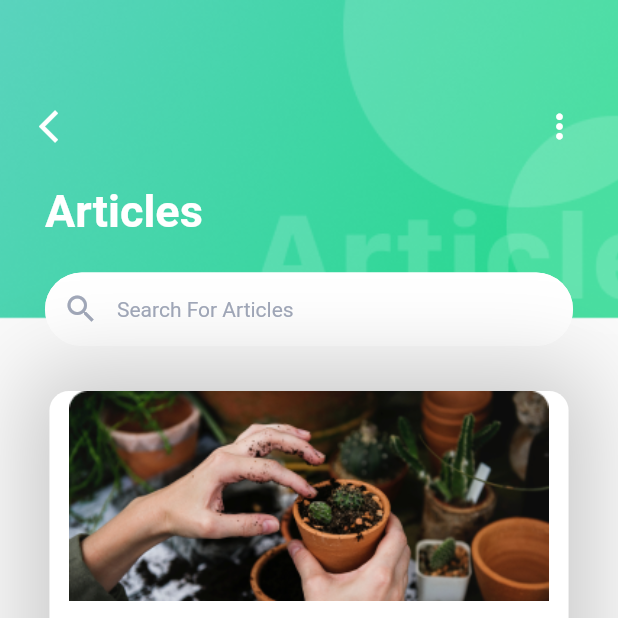
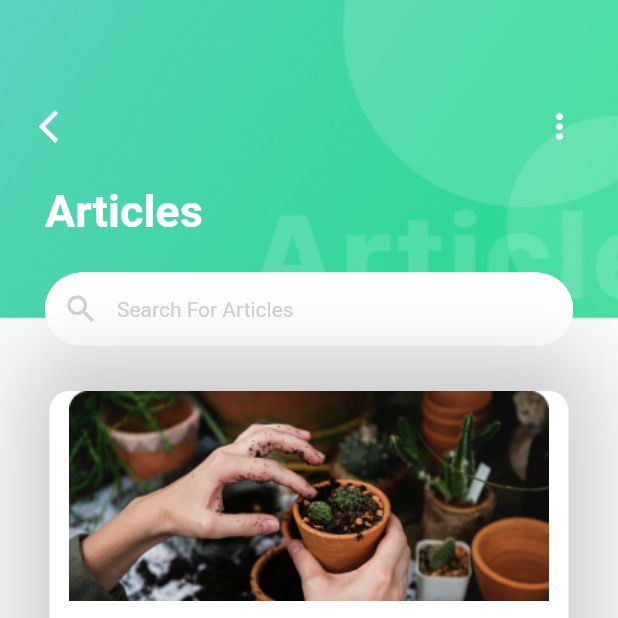
Before and after one commit to lysokheng/plant_app, a Flutter app: the ArticleScreen screen opened directly, on a phone screen of 412 x 824 dp, the top half of it. Run offline on Flutter 3.47's test engine with Material 2 defaults, Android fonts, the phone set to English and light mode, and no system bars; our stand-ins replace get, smooth_page_indicator.

Commit message:
fix all warning and bug

```diff
--- a/lib/main.dart
+++ b/lib/main.dart
@@ -1,9 +1,8 @@
 import 'package:flutter/material.dart';
 import 'package:get/route_manager.dart';
 import 'package:plant_app/pages/get_start_screen.dart';
-import 'package:plant_app/pages/home_screen.dart';
-import 'package:plant_app/pages/main_page.dart';
 import 'package:plant_app/utils/colors.dart';
+import 'package:plant_app/widgets/dismiss_keyboard.dart';
 
 void main() {
   runApp(const MyApp());
@@ -17,7 +16,7 @@ class MyApp extends StatelessWidget {
   Widget build(BuildContext context) {
     return GetMaterialApp(
       color: AppColors.backgroundColor,
-      home: GetStartScreen(),
+      home: const GetStartScreen(),
       debugShowCheckedModeBanner: false,
     );
   }
--- a/lib/pages/article_screen.dart
+++ b/lib/pages/article_screen.dart
@@ -15,7 +15,7 @@ class ArticleScreen extends StatelessWidget {
           //header
           Stack(alignment: Alignment.bottomCenter, children: [
             Positioned(
-                child: Container(
+                child: SizedBox(
               width: MediaQuery.of(context).size.width * 1,
               height: MediaQuery.of(context).size.height * 0.28,
             )),
@@ -43,17 +43,16 @@ class ArticleScreen extends StatelessWidget {
                             onPressed: () {
                               Get.back();
                             },
-                            icon: Icon(
+                            icon: const Icon(
                               Icons.arrow_back_ios,
                               color: Colors.white,
                               size: 26,
                             ),
                           ),
-                          Spacer(),
+                          const Spacer(),
                           IconButton(
-                            onPressed: () {
-                            },
-                            icon: Icon(
+                            onPressed: () {},
+                            icon: const Icon(
                               Icons.more_vert,
                               color: Colors.white,
                               size: 26,
@@ -62,8 +61,8 @@ class ArticleScreen extends StatelessWidget {
                         ],
                       ),
                     ),
-                    Padding(
-                      padding: const EdgeInsets.only(left: 30, right: 30),
+                    const Padding(
+                      padding: EdgeInsets.only(left: 30, right: 30),
                       child: Text(
                         'Articles',
                         style: TextStyle(
@@ -82,20 +81,24 @@ class ArticleScreen extends StatelessWidget {
             Positioned(
               child: Container(
                 padding: const EdgeInsets.only(left: 30, right: 30),
+                child: Material(
+                  borderRadius: BorderRadius.circular(25),
+                  elevation: 20.0,
+                  shadowColor: Colors.black.withOpacity(0.2),
                   child: TextField(
                     cursorColor: AppColors.mainColor,
                     decoration: InputDecoration(
                       prefixIconColor: AppColors.mainColor,
                       prefixIcon: Icon(
                         Icons.search,
-                      color: AppColors.signColor,
+                        color: AppColors.searchHintColor,
                       ),
                       filled: true,
                       fillColor: Colors.white,
                       hintText: 'Search For Articles',
                       hintStyle: TextStyle(
                         fontSize: 14,
-                      color: AppColors.signColor,
+                        color: AppColors.searchHintColor,
                       ),
                       contentPadding: const EdgeInsets.only(top: 30),
                       focusedBorder: OutlineInputBorder(
@@ -107,12 +110,13 @@ class ArticleScreen extends StatelessWidget {
                     ),
                   ),
                 ),
+              ),
             )
           ]),
 
           Column(
             children: [
-              SizedBox(
+              const SizedBox(
                 height: 30,
               ),
               Container(
@@ -134,7 +138,7 @@ class ArticleScreen extends StatelessWidget {
                     Container(
                       width: MediaQuery.of(context).size.width * 1,
                       height: MediaQuery.of(context).size.height * 0.17,
-                      decoration: BoxDecoration(
+                      decoration: const BoxDecoration(
                           borderRadius: BorderRadius.only(
                               topRight: Radius.circular(13),
                               topLeft: Radius.circular(13)),
@@ -159,13 +163,13 @@ class ArticleScreen extends StatelessWidget {
                           left: 15, right: 15, bottom: 15),
                       child: Row(
                         children: [
-                          CircleAvatar(
+                          const CircleAvatar(
                             backgroundImage: AssetImage(
                               'assets/images/profile.png',
                             ),
                             radius: 16,
                           ),
-                          SizedBox(
+                          const SizedBox(
                             width: 10,
                           ),
                           Column(
@@ -179,7 +183,9 @@ class ArticleScreen extends StatelessWidget {
                                   color: AppColors.mainBlackColor,
                                 ),
                               ),
-                              SizedBox(height: 5,),
+                              const SizedBox(
+                                height: 5,
+                              ),
                               Text(
                                 '2019 . 01 . 01',
                                 style: TextStyle(
@@ -189,23 +195,30 @@ class ArticleScreen extends StatelessWidget {
                               ),
                             ],
                           ),
-                          Spacer(),
-                          Icon(Icons.bookmark_border, color: Colors.black.withOpacity(0.2),),
-                          SizedBox(width: 15,),
-                          Icon(Icons.heart_broken_outlined, color: Colors.black.withOpacity(0.2),)
-
+                          const Spacer(),
+                          Icon(
+                            Icons.bookmark_border,
+                            color: Colors.black.withOpacity(0.2),
+                          ),
+                          const SizedBox(
+                            width: 15,
+                          ),
+                          Icon(
+                            Icons.heart_broken_outlined,
+                            color: Colors.black.withOpacity(0.2),
+                          )
                         ],
                       ),
                     ),
                   ],
                 ),
               ),
-              SizedBox(
+              const SizedBox(
                 height: 30,
               ),
               GestureDetector(
                 onTap: () {
-                  Get.to(() => DetailArticles());
+                  Get.to(() => const DetailArticles());
                 },
                 child: Container(
                   width: MediaQuery.of(context).size.width * 0.84,
@@ -226,7 +239,7 @@ class ArticleScreen extends StatelessWidget {
                       Container(
                         width: MediaQuery.of(context).size.width * 1,
                         height: MediaQuery.of(context).size.height * 0.17,
-                        decoration: BoxDecoration(
+                        decoration: const BoxDecoration(
                             borderRadius: BorderRadius.only(
                                 topRight: Radius.circular(13),
                                 topLeft: Radius.circular(13)),
@@ -251,13 +264,13 @@ class ArticleScreen extends StatelessWidget {
                             left: 15, right: 15, bottom: 15),
                         child: Row(
                           children: [
-                            CircleAvatar(
+                            const CircleAvatar(
                               backgroundImage: AssetImage(
                                 'assets/images/profile1.png',
                               ),
                               radius: 16,
                             ),
-                            SizedBox(
+                            const SizedBox(
                               width: 10,
                             ),
                             Column(
@@ -271,7 +284,9 @@ class ArticleScreen extends StatelessWidget {
                                     color: AppColors.mainBlackColor,
                                   ),
                                 ),
-                                SizedBox(height: 5,),
+                                const SizedBox(
+                                  height: 5,
+                                ),
                                 Text(
                                   '2019 . 01 . 01',
                                   style: TextStyle(
@@ -281,11 +296,18 @@ class ArticleScreen extends StatelessWidget {
                                 ),
                               ],
                             ),
-                            Spacer(),
-                            Icon(Icons.bookmark_border, color: Colors.black.withOpacity(0.2),),
-                            SizedBox(width: 15,),
-                            Icon(Icons.heart_broken_outlined, color: Colors.black.withOpacity(0.2),)
-
+                            const Spacer(),
+                            Icon(
+                              Icons.bookmark_border,
+                              color: Colors.black.withOpacity(0.2),
+                            ),
+                            const SizedBox(
+                              width: 15,
+                            ),
+                            Icon(
+                              Icons.heart_broken_outlined,
+                              color: Colors.black.withOpacity(0.2),
+                            )
                           ],
                         ),
                       ),
--- a/lib/pages/main_page.dart
+++ b/lib/pages/main_page.dart
@@ -18,8 +18,8 @@ class _MainPageState extends State<MainPage> {
   int selectedIndex = 0;
 
   List<Widget> lstWidgets = [
-    HomeScreen(),
-    ProfileScreen(),
+    const HomeScreen(),
+    const ProfileScreen(),
   ];
 
   @override
@@ -44,7 +44,7 @@ class _MainPageState extends State<MainPage> {
             left: 42,
             child: FloatingActionButton(
               onPressed: () {
-                Get.to(() => CameraScreen());
+                Get.to(() => const CameraScreen());
             },
               elevation: 0,
               child: const Icon(Icons.add, size: 40,),
--- a/lib/utils/colors.dart
+++ b/lib/utils/colors.dart
@@ -7,16 +7,14 @@ class AppColors {
   static final Color bigTextColor = const Color(0xFF36455A);
   static final Color mainColor = const Color(0xFF2DDA93);
 
-  // static final Color mainColor = const Color(0xFFfa7552)
   static final Color indicator = const Color(0xFFDBDBDB);
   static final Color activeColor = const Color(0xFF48A2F5);
-  static final Color paraColor = const Color(0xFF8f837f);
+  static final Color searchHintColor = const Color(0xFFD2D2D2);
   static final Color buttonBackgroundColor = const Color(0xFFf7f6f4);
   static final Color backgroundColor = const Color(0xFFE5E5E5);
   static final Color signColor = const Color(0xFFA1A8B9);
   static final Color titleColor = const Color(0xFF5c524f);
   static final Color mainBlackColor = const Color(0xFF332d2b);
 
-  // static final Color mainColor = const Color(0xFFfa7552);
   static final Color yellowColor = const Color(0xFFffd379);
 }
```
Also changed, not shown: lib/generated_plugin_registrant.dart (deleted, +0 -17 lines), lib/pages/camera_screen.dart (+4 -4 lines), lib/pages/detail_screen/cirlcle_cactus_detail_screen.dart (+24 -27 lines), lib/pages/detail_screen/deatail_articles.dart (+42 -35 lines), lib/pages/detail_screen/spinach_detail_plant_screen.dart (+22 -25 lines), lib/pages/get_start_screen.dart (+12 -13 lines), lib/pages/home_screen.dart (+16 -11 lines), lib/pages/intro_screens/intro_page_1.dart (+13 -7 lines), lib/pages/intro_screens/intro_page_2.dart (+13 -7 lines), lib/pages/intro_screens/intro_page_3.dart (+13 -7 lines), lib/pages/list_plants_screen/cactus_screen.dart (+35 -31 lines), lib/pages/login_screen.dart (+8 -8 lines), lib/pages/profile_screen.dart (+42 -27 lines), lib/pages/species_screen.dart (+72 -34 lines), 1 more files, 6 other files. Lines whose indentation alone changed are shown as unchanged.
